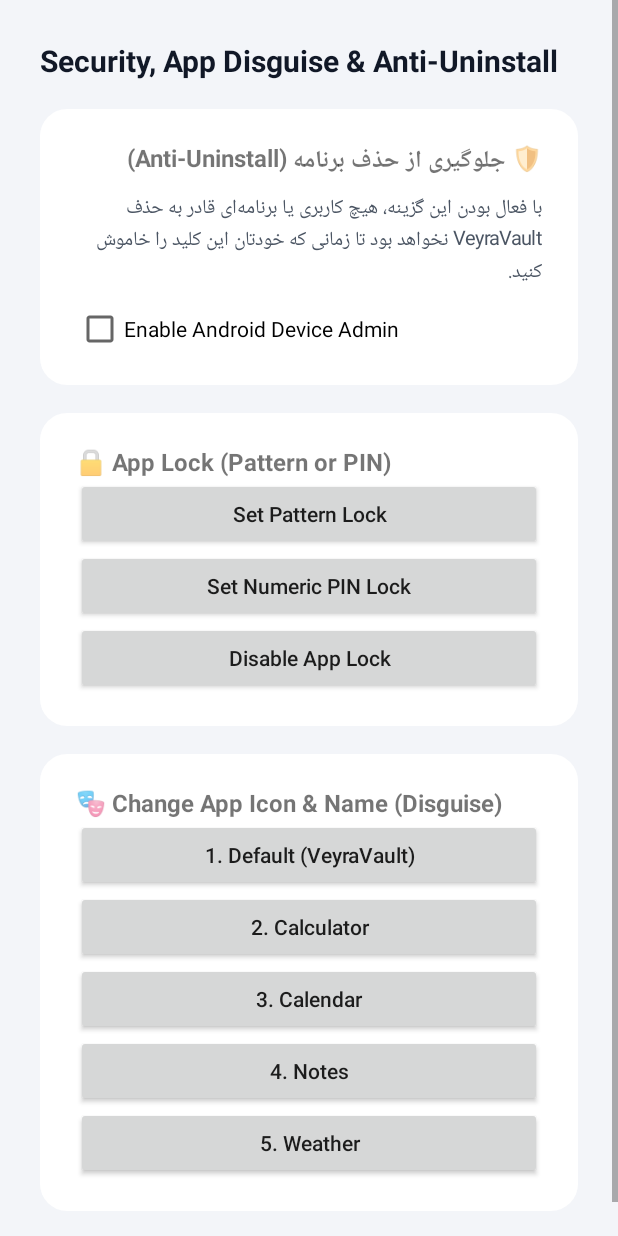
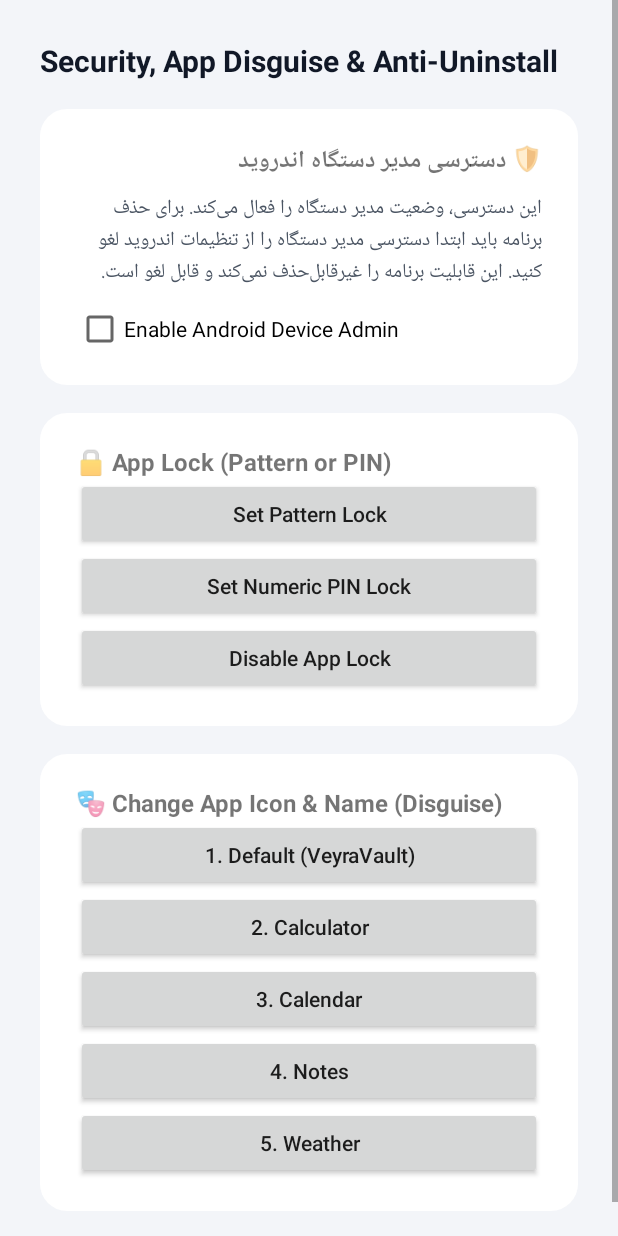
Before and after one commit to vaultveyra/VeyraVault-Project, an Android app: the SecuritySettingsActivity screen opened directly, with no data from a screen before it, on a phone screen of 412 x 824 dp. Run offline under Robolectric (Android 15) with nearby library versions, the phone set to English and light mode, and no system bars.

Commit message:
Stage 2: update strings.xml

```diff
--- a/app/src/main/res/values/strings.xml
+++ b/app/src/main/res/values/strings.xml
@@ -27,7 +27,8 @@
     <string name="nav_global_env">مدل گوشی و گوگل</string>
     <string name="nav_security">امنیت و قفل</string>
     <string name="nav_about">درباره ما</string>
-    <string name="anti_uninstall_title">جلوگیری از حذف برنامه (Anti-Uninstall)</string>
-    <string name="anti_uninstall_desc">با فعال بودن این گزینه، هیچ کاربری یا برنامه‌ای قادر به حذف VeyraVault نخواهد بود تا زمانی که خودتان این کلید را خاموش کنید.</string>
+    <string name="anti_uninstall_title">دسترسی مدیر دستگاه اندروید</string>
+    <string name="anti_uninstall_desc">این دسترسی، وضعیت مدیر دستگاه را فعال می‌کند. برای حذف برنامه باید ابتدا دسترسی مدیر دستگاه را از تنظیمات اندروید لغو کنید. این قابلیت برنامه را غیرقابل‌حذف نمی‌کند و قابل لغو است.</string>
+    <string name="permission_policy_notice">این صفحه فقط مجوزهای درخواستی برنامه و وضعیت ذخیره‌شدهٔ محلی را نمایش می‌دهد. گزینه‌های مسدودسازی هنوز در موتور اجرای کلون اعمال نمی‌شوند و مجوزهای اندروید را لغو نمی‌کنند.</string>
     <string name="lang_switch">EN / فارسی</string>
 </resources>
```
